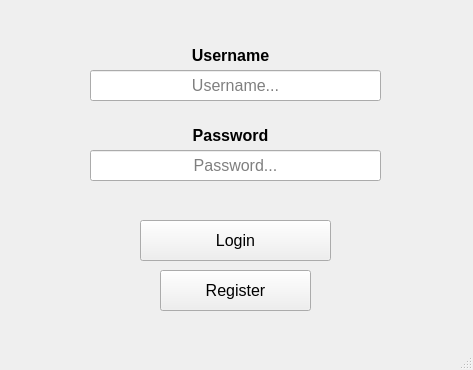
Before: the Qt Designer form UI/login_window.ui in danielTheK/chatting_app_pyqt5, drawn with Qt 5.
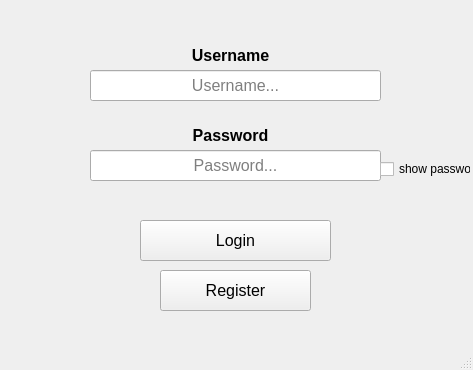
After: the same form once the commit is applied.

Commit message: hiding password in login

The edit to the form file:
```diff
--- a/UI/login_window.ui
+++ b/UI/login_window.ui
@@ -49,6 +49,15 @@
       <pointsize>12</pointsize>
      </font>
     </property>
+    <property name="autoFillBackground">
+     <bool>false</bool>
+    </property>
+    <property name="inputMask">
+     <string/>
+    </property>
+    <property name="echoMode">
+     <enum>QLineEdit::Password</enum>
+    </property>
     <property name="alignment">
      <set>Qt::AlignCenter</set>
     </property>
@@ -144,6 +153,19 @@
      <string>Register</string>
     </property>
    </widget>
+   <widget class="QCheckBox" name="show_passwrd_checkBox">
+    <property name="geometry">
+     <rect>
+      <x>380</x>
+      <y>160</y>
+      <width>91</width>
+      <height>18</height>
+     </rect>
+    </property>
+    <property name="text">
+     <string>show password</string>
+    </property>
+   </widget>
   </widget>
   <widget class="QStatusBar" name="statusbar"/>
  </widget>
```
Left out of the diff: 3 changed lines with no effect on the pictures. The commit also changes 4 other files.
